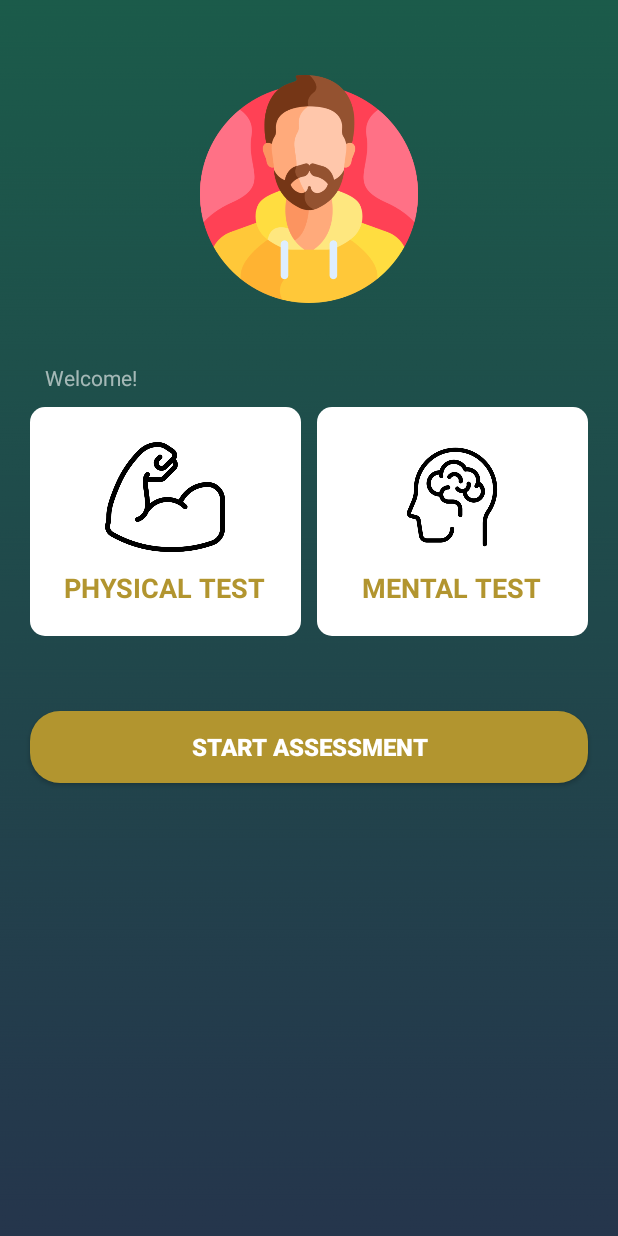
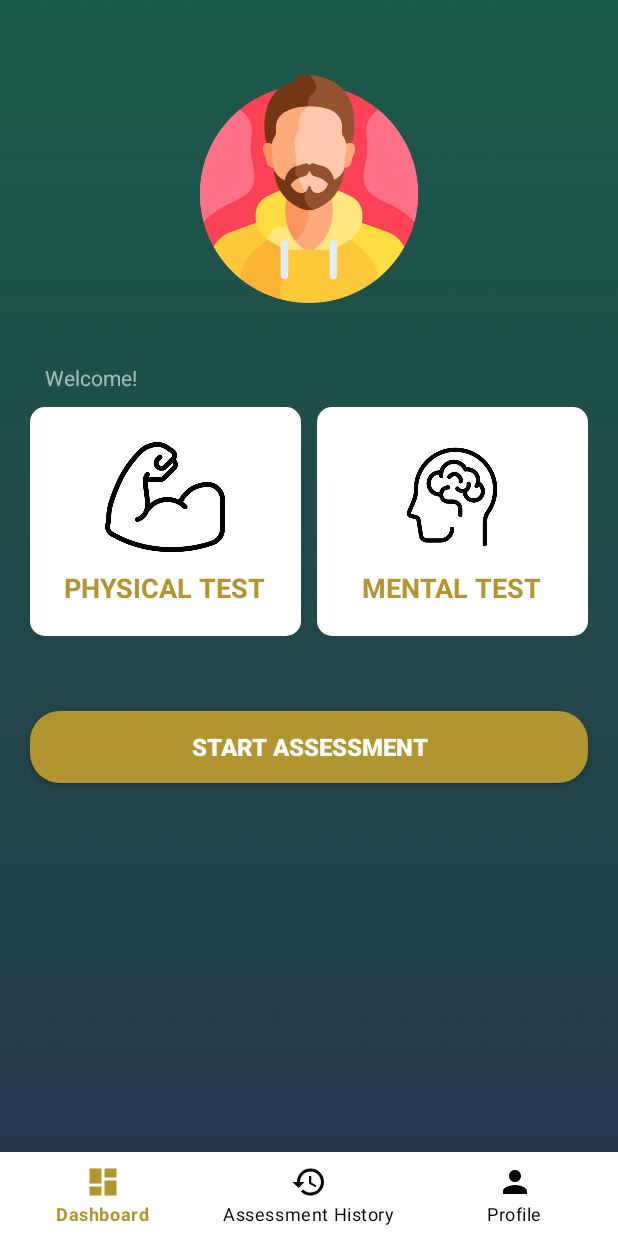
Before and after one commit to Reeegn/PUSSM, an Android app: the MainActivity screen opened directly, with no data from a screen before it, on a phone screen of 412 x 824 dp. Run offline under Robolectric (Android 15) with nearby library versions, the phone set to English and light mode, and no system bars.

Commit message:
added NavBar

```diff
--- a/app/src/main/AndroidManifest.xml
+++ b/app/src/main/AndroidManifest.xml
@@ -11,6 +11,8 @@
         android:roundIcon="@mipmap/ic_launcher_round"
         android:supportsRtl="true"
         android:theme="@style/Theme.PHINMAUPangStudentSupportModule">
+        <activity android:name=".ProfileActivity"></activity>
+        <activity android:name=".HistoryActivity" />
         <activity android:name=".Login">
             <intent-filter>
                 <action android:name="android.intent.action.MAIN" />
@@ -20,9 +22,7 @@
         </activity>
         <activity android:name=".AssessmentResults" />
         <activity android:name=".AssessmentActivity" />
-        <activity android:name=".MainActivity">
-
-        </activity>
+        <activity android:name=".MainActivity" />
     </application>
 
 </manifest>
--- /dev/null
+++ b/app/src/main/res/drawable/ic_baseline_dashboard_24.xml
@@ -0,0 +1,10 @@
+<vector xmlns:android="http://schemas.android.com/apk/res/android"
+    android:width="24dp"
+    android:height="24dp"
+    android:viewportWidth="24"
+    android:viewportHeight="24"
+    android:tint="?attr/colorControlNormal">
+  <path
+      android:fillColor="@android:color/white"
+      android:pathData="M3,13h8L11,3L3,3v10zM3,21h8v-6L3,15v6zM13,21h8L21,11h-8v10zM13,3v6h8L21,3h-8z"/>
+</vector>
--- /dev/null
+++ b/app/src/main/res/drawable/ic_baseline_history_24.xml
@@ -0,0 +1,10 @@
+<vector xmlns:android="http://schemas.android.com/apk/res/android"
+    android:width="24dp"
+    android:height="24dp"
+    android:viewportWidth="24"
+    android:viewportHeight="24"
+    android:tint="?attr/colorControlNormal">
+  <path
+      android:fillColor="@android:color/white"
+      android:pathData="M13,3c-4.97,0 -9,4.03 -9,9L1,12l3.89,3.89 0.07,0.14L9,12L6,12c0,-3.87 3.13,-7 7,-7s7,3.13 7,7 -3.13,7 -7,7c-1.93,0 -3.68,-0.79 -4.94,-2.06l-1.42,1.42C8.27,19.99 10.51,21 13,21c4.97,0 9,-4.03 9,-9s-4.03,-9 -9,-9zM12,8v5l4.28,2.54 0.72,-1.21 -3.5,-2.08L13.5,8L12,8z"/>
+</vector>
--- /dev/null
+++ b/app/src/main/res/drawable/ic_baseline_person_24.xml
@@ -0,0 +1,10 @@
+<vector xmlns:android="http://schemas.android.com/apk/res/android"
+    android:width="24dp"
+    android:height="24dp"
+    android:viewportWidth="24"
+    android:viewportHeight="24"
+    android:tint="?attr/colorControlNormal">
+  <path
+      android:fillColor="@android:color/white"
+      android:pathData="M12,12c2.21,0 4,-1.79 4,-4s-1.79,-4 -4,-4 -4,1.79 -4,4 1.79,4 4,4zM12,14c-2.67,0 -8,1.34 -8,4v2h16v-2c0,-2.66 -5.33,-4 -8,-4z"/>
+</vector>
--- /dev/null
+++ b/app/src/main/res/drawable/selector.xml
@@ -0,0 +1,11 @@
+<?xml version="1.0" encoding="utf-8"?>
+<selector xmlns:android="http://schemas.android.com/apk/res/android">
+
+    <item
+        android:state_selected="true"
+        android:color="#b2952f"/>
+
+    <item
+        android:state_selected="false"
+        android:color="@android:color/black"/>
+</selector>
--- a/app/src/main/res/layout/activity_main.xml
+++ b/app/src/main/res/layout/activity_main.xml
@@ -112,4 +112,13 @@
         android:textSize="16sp"
         android:background="@drawable/round_back_gold20"/>
 
+    <com.google.android.material.bottomnavigation.BottomNavigationView
+        android:layout_width="match_parent"
+        android:layout_height="wrap_content"
+        android:id="@+id/nav_bar"
+        app:itemTextColor="@drawable/selector"
+        app:itemIconTint="@drawable/selector"
+        app:menu="@menu/menu_navigation"
+        android:layout_alignParentBottom="true"/>
+
 </RelativeLayout>
--- /dev/null
+++ b/app/src/main/res/menu/menu_navigation.xml
@@ -0,0 +1,20 @@
+<?xml version="1.0" encoding="utf-8"?>
+<menu xmlns:android="http://schemas.android.com/apk/res/android">
+
+    <item
+        android:id="@+id/dashboard"
+        android:title="Dashboard"
+        android:icon="@drawable/ic_baseline_dashboard_24" />
+
+    <item
+        android:id="@+id/history"
+        android:title="Assessment History"
+        android:icon="@drawable/ic_baseline_history_24" />
+
+    <item
+        android:id="@+id/profile"
+        android:title="Profile"
+        android:icon="@drawable/ic_baseline_person_24" />
+
+
+</menu>
--- a/app/src/main/res/values/strings.xml
+++ b/app/src/main/res/values/strings.xml
@@ -1,5 +1,3 @@
 <resources>
     <string name="app_name">PHINMA-UPang Student Support Module</string>
-    <!-- TODO: Remove or change this placeholder text -->
-    <string name="hello_blank_fragment">Hello blank fragment</string>
 </resources>
```
Also changed, not shown: app/src/main/java/com/example/phinma_upangstudentsupportmodule/HistoryActivity.java (added, +46 -0 lines), app/src/main/java/com/example/phinma_upangstudentsupportmodule/MainActivity.java (+31 -0 lines), app/src/main/java/com/example/phinma_upangstudentsupportmodule/ProfileActivity.java (added, +46 -0 lines), app/src/main/res/layout/activity_history.xml (added, +26 -0 lines), app/src/main/res/layout/activity_profile.xml (added, +26 -0 lines).
